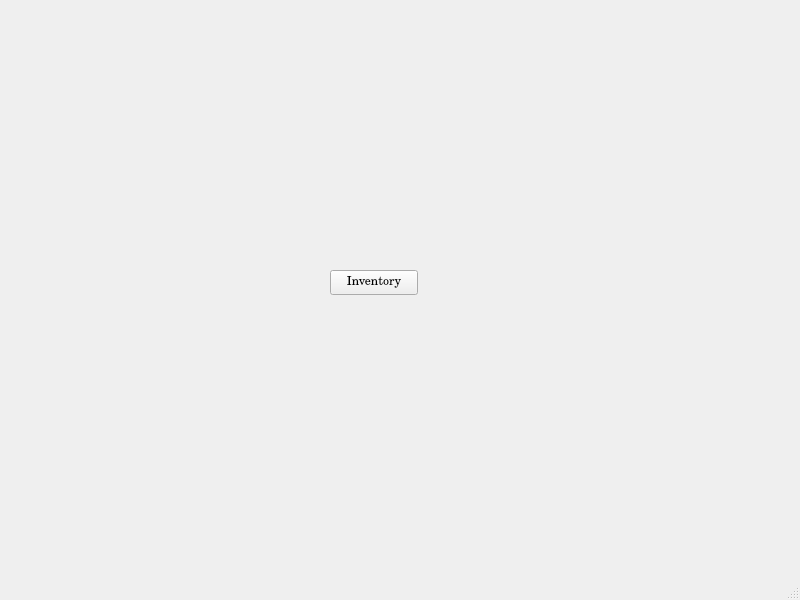
This is display/MainWindow.ui in KareemLMR/circuit-simulator as Qt 5 draws it before an edit. The edited form follows.
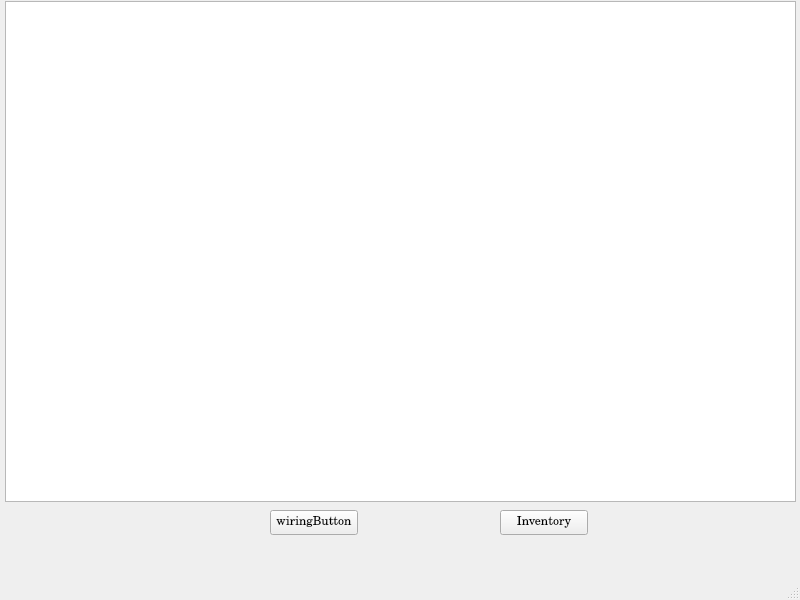
This is the edited form.

The edit to the form file:
```diff
--- a/display/MainWindow.ui
+++ b/display/MainWindow.ui
@@ -22,8 +22,8 @@
    <widget class="QPushButton" name="inventoryButton">
     <property name="geometry">
      <rect>
-      <x>330</x>
-      <y>270</y>
+      <x>500</x>
+      <y>510</y>
       <width>88</width>
       <height>25</height>
      </rect>
@@ -32,6 +32,29 @@
      <string>Inventory</string>
     </property>
    </widget>
+   <widget class="QGraphicsView" name="graphicsView">
+    <property name="geometry">
+     <rect>
+      <x>5</x>
+      <y>1</y>
+      <width>791</width>
+      <height>501</height>
+     </rect>
+    </property>
+   </widget>
+   <widget class="QPushButton" name="wiringButton">
+    <property name="geometry">
+     <rect>
+      <x>270</x>
+      <y>510</y>
+      <width>88</width>
+      <height>25</height>
+     </rect>
+    </property>
+    <property name="text">
+     <string>wiringButton</string>
+    </property>
+   </widget>
   </widget>
   <widget class="QMenuBar" name="menubar">
    <property name="geometry">
```
